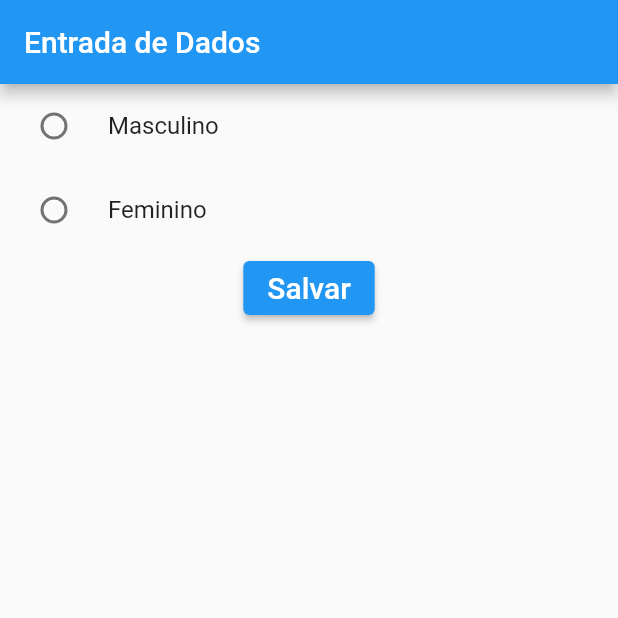
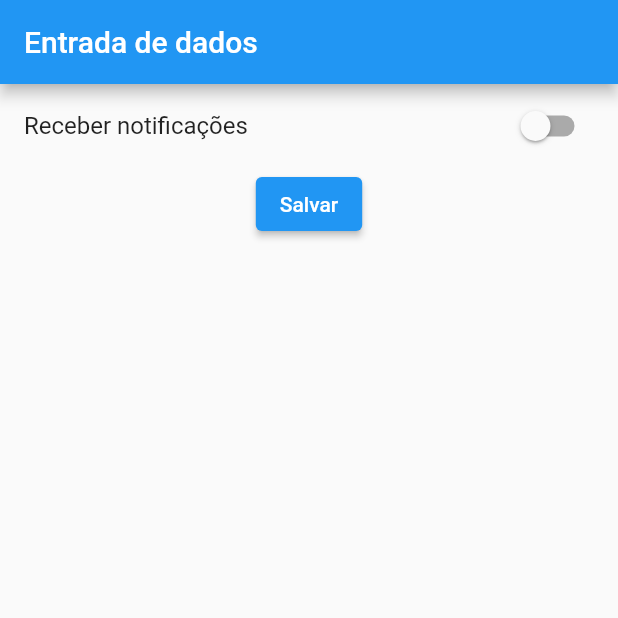
Before and after one commit to K4MiR/entrada_dados, a Flutter app: the screen it shows after launch, after a tap on "Salvar", on a phone screen of 412 x 824 dp, the top half of it. Run offline on Flutter 3.47's test engine with Material 2 defaults, Android fonts, the phone set to English and light mode, and no system bars.

Commit message:
foi adicionado novo recurso captura de seleção

```diff
--- /dev/null
+++ b/lib/EntradaSwitch.dart
@@ -0,0 +1,67 @@
+import 'package:flutter/material.dart';
+
+class EntradaSwitch extends StatefulWidget {
+  const EntradaSwitch({Key? key}) : super(key: key);
+
+  @override
+  State<EntradaSwitch> createState() => _EntradaSwitchState();
+}
+
+class _EntradaSwitchState extends State<EntradaSwitch> {
+  bool? _escolhaUsuario = false;
+
+  @override
+  Widget build(BuildContext context) {
+    return Scaffold(
+      appBar: AppBar(
+        title: Text("Entrada de dados"),
+      ),
+      body: Container(
+        child: Column(
+          children: [
+            SwitchListTile(
+                title: Text("Receber notificações"),
+                value: _escolhaUsuario!,
+                onChanged: (bool? valor) {
+                  setState(() {
+                    _escolhaUsuario = valor;
+                  });
+                }),
+            /*SwitchListTile(
+                title: Text("Configuração"),
+                value: _escolhaCofig!,
+                onChanged: (bool? valor) {
+                  setState(() {
+                    _escolhaCofig = valor;
+                  });
+                }),*/
+            ElevatedButton(
+                onPressed: (){
+                  //print("Resultado" + _escolhaUsuario.toString());
+                  if(_escolhaUsuario!){
+                     print("Escolha: Ativar notificações");
+                  }else{
+                    print("Escolha: Não ativar notificações");
+                  }
+                },
+                child: Text("Salvar"))
+
+            /*
+            Switch(
+                value: _escolhaUsuario!,
+                onChanged: (bool valor){
+
+                  setState(() {
+                    _escolhaUsuario = valor;
+                  });
+
+                }),
+
+            Text("Receber noticações"),
+            */
+          ],
+        ),
+      ),
+    );
+  }
+}
--- a/lib/main.dart
+++ b/lib/main.dart
@@ -1,5 +1,6 @@
 import 'package:entrada_dados/CampoTexto.dart';
 import 'package:entrada_dados/EntradaElevatedButtom.dart';
+import 'package:entrada_dados/EntradaSwitch.dart';
 import 'package:flutter/material.dart';
 
 import 'EntradaCheckbox.dart';
@@ -8,7 +9,7 @@ void main(){
   runApp(
     MaterialApp(
       debugShowCheckedModeBanner: false,
-      home: EntradaElevatedButtom(),
+      home: EntradaSwitch(),
     )
   );
 }
```
